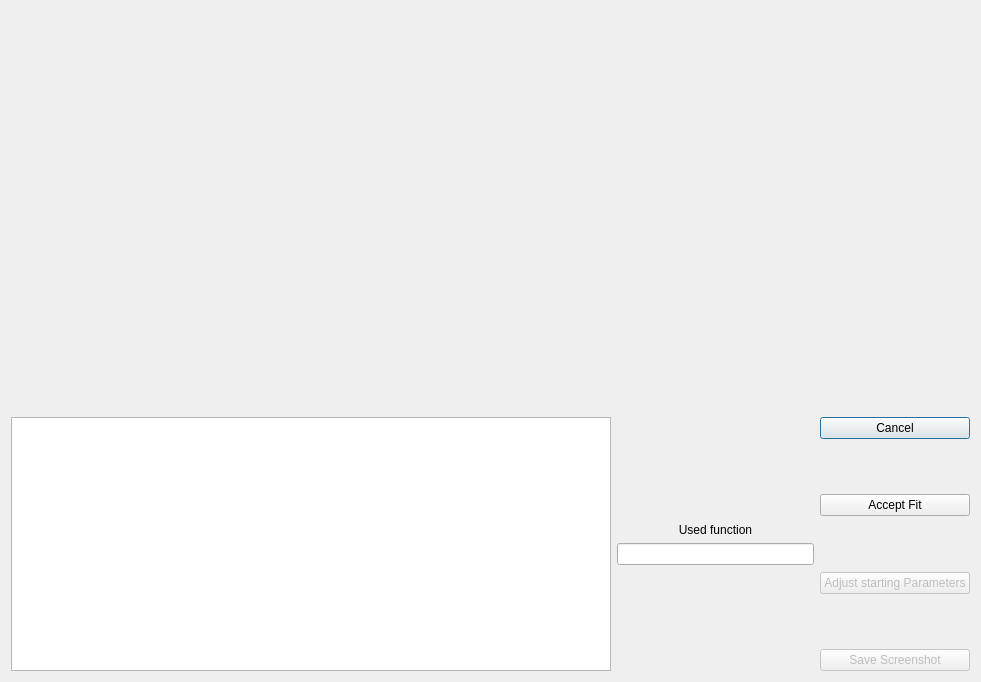
Qt form src/brillouinview/gui/ui/calibration_fit_window.ui (KirstenSch/BrillouinView) before a commit.
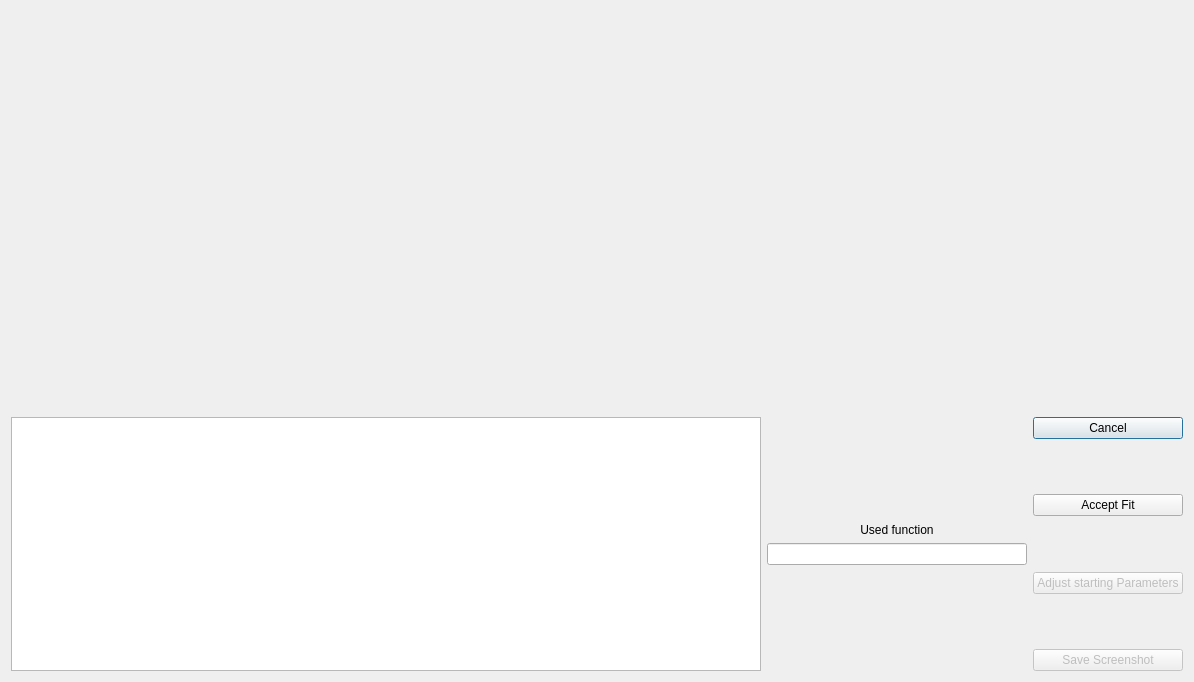
The same form after that commit. Custom widgets are drawn as their Qt base class.

Commit message: Adjusted Width and heigt of Windows

Patch:
```diff
--- a/src/brillouinview/gui/ui/calibration_fit_window.ui
+++ b/src/brillouinview/gui/ui/calibration_fit_window.ui
@@ -6,7 +6,7 @@
    <rect>
     <x>0</x>
     <y>0</y>
-    <width>981</width>
+    <width>1194</width>
     <height>682</height>
    </rect>
   </property>
@@ -35,7 +35,7 @@
         <widget class="QTableWidget" name="tableWidget">
          <property name="minimumSize">
           <size>
-           <width>600</width>
+           <width>750</width>
            <height>0</height>
           </size>
          </property>
@@ -73,7 +73,7 @@
           <widget class="QLineEdit" name="le_used_function">
            <property name="maximumSize">
             <size>
-             <width>200</width>
+             <width>500</width>
              <height>16777215</height>
             </size>
            </property>
```
The commit also changes 3 other files.
